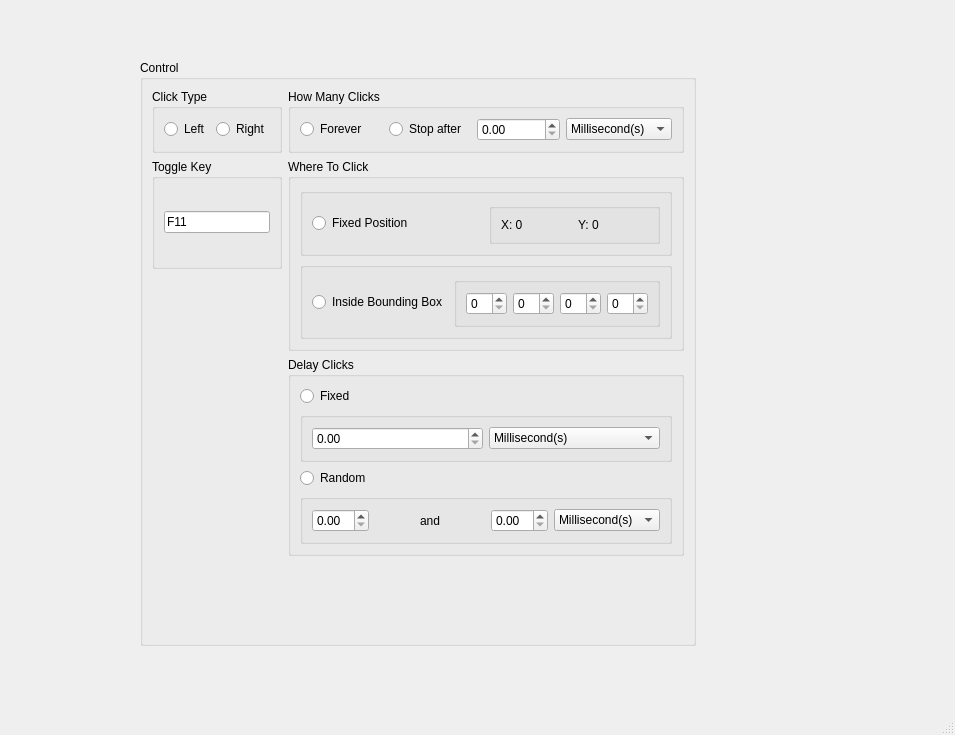
Before: the Qt Designer form mainwindow.ui in apesci1/auto-clicker, drawn with Qt 5.
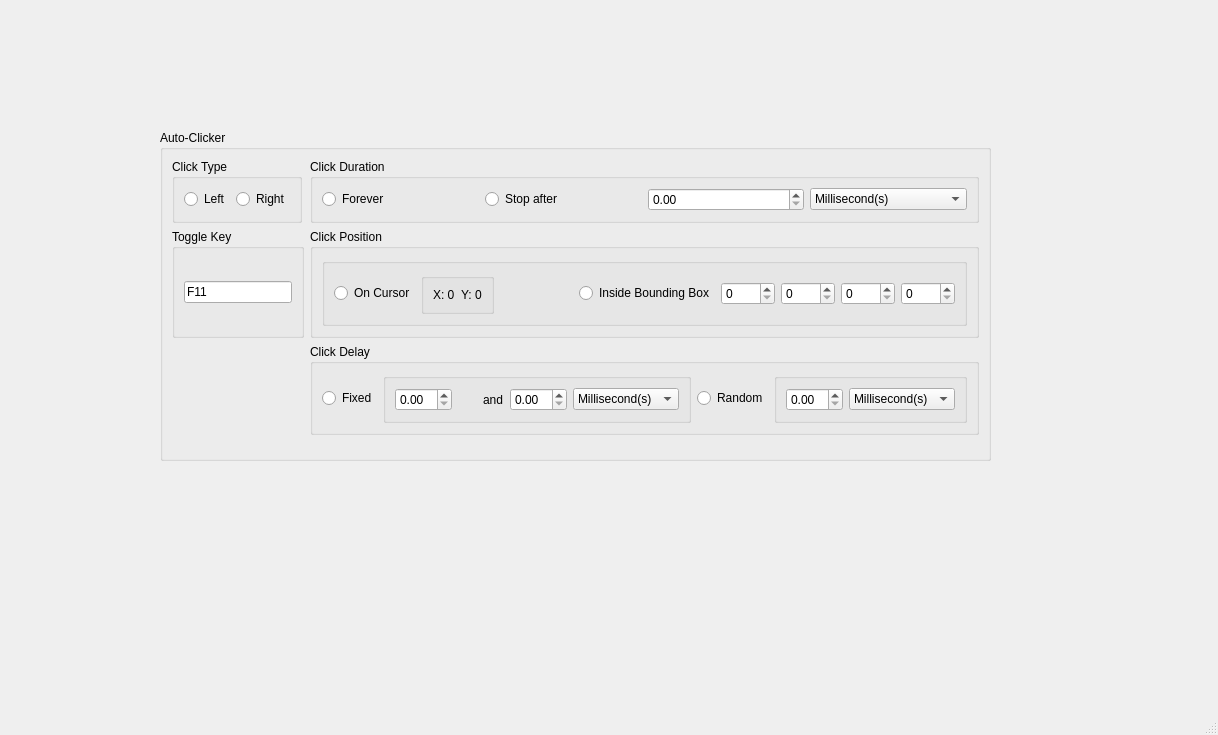
After: the same form once the commit is applied.

Commit message: feat: auto-clicker

The edit to the form file:
```diff
--- a/mainwindow.ui
+++ b/mainwindow.ui
@@ -6,7 +6,7 @@
    <rect>
     <x>0</x>
     <y>0</y>
-    <width>955</width>
+    <width>1218</width>
     <height>735</height>
    </rect>
   </property>
@@ -17,14 +17,14 @@
    <widget class="QGroupBox" name="ControlGroupBox">
     <property name="geometry">
      <rect>
-      <x>140</x>
-      <y>60</y>
-      <width>556</width>
-      <height>586</height>
+      <x>160</x>
+      <y>130</y>
+      <width>831</width>
+      <height>331</height>
      </rect>
     </property>
     <property name="title">
-     <string>Control</string>
+     <string>Auto-Clicker</string>
     </property>
     <layout class="QFormLayout" name="formLayout_2">
      <item row="0" column="0">
@@ -53,7 +53,7 @@
      <item row="0" column="1">
       <widget class="QGroupBox" name="clickControlGroupBox">
        <property name="title">
-        <string>How Many Clicks</string>
+        <string>Click Duration</string>
        </property>
        <layout class="QHBoxLayout" name="horizontalLayout_2">
         <item>
@@ -114,9 +114,9 @@
      <item row="2" column="1">
       <widget class="QGroupBox" name="delayGroupBox">
        <property name="title">
-        <string>Delay Clicks</string>
+        <string>Click Delay</string>
        </property>
-       <layout class="QVBoxLayout" name="verticalLayout">
+       <layout class="QHBoxLayout" name="horizontalLayout">
         <item>
          <widget class="QRadioButton" name="fixedDelayRadioButton">
           <property name="text">
@@ -124,44 +124,6 @@
           </property>
          </widget>
         </item>
-        <item>
-         <widget class="QGroupBox" name="groupBox_4">
-          <property name="title">
-           <string/>
-          </property>
-          <layout class="QHBoxLayout" name="horizontalLayout_6">
-           <item>
-            <widget class="QDoubleSpinBox" name="fixedDelayDoubleSpinBox"/>
-           </item>
-           <item>
-            <widget class="QComboBox" name="fixedDelayTimeComboBox">
-             <item>
-              <property name="text">
-               <string>Millisecond(s)</string>
-              </property>
-             </item>
-             <item>
-              <property name="text">
-               <string>Second(s)</string>
-              </property>
-             </item>
-             <item>
-              <property name="text">
-               <string>Minute(s)</string>
-              </property>
-             </item>
-            </widget>
-           </item>
-          </layout>
-         </widget>
-        </item>
-        <item>
-         <widget class="QRadioButton" name="randomDelayRadioButton">
-          <property name="text">
-           <string>Random</string>
-          </property>
-         </widget>
-        </item>
         <item>
          <widget class="QGroupBox" name="randomDelayGroup">
           <property name="title">
@@ -191,19 +153,6 @@
              </property>
             </widget>
            </item>
-           <item>
-            <spacer name="randomDelaySpacerHorizontal_rhs">
-             <property name="orientation">
-              <enum>Qt::Horizontal</enum>
-             </property>
-             <property name="sizeHint" stdset="0">
-              <size>
-               <width>40</width>
-               <height>20</height>
-              </size>
-             </property>
-            </spacer>
-           </item>
            <item>
             <widget class="QDoubleSpinBox" name="randomDelayEndDoubleSpinBox"/>
            </item>
@@ -229,13 +178,51 @@
           </layout>
          </widget>
         </item>
+        <item>
+         <widget class="QRadioButton" name="randomDelayRadioButton">
+          <property name="text">
+           <string>Random</string>
+          </property>
+         </widget>
+        </item>
+        <item>
+         <widget class="QGroupBox" name="fixedDelayGroup">
+          <property name="title">
+           <string/>
+          </property>
+          <layout class="QHBoxLayout" name="horizontalLayout_6">
+           <item>
+            <widget class="QDoubleSpinBox" name="fixedDelayDoubleSpinBox"/>
+           </item>
+           <item>
+            <widget class="QComboBox" name="fixedDelayTimeComboBox">
+             <item>
+              <property name="text">
+               <string>Millisecond(s)</string>
+              </property>
+             </item>
+             <item>
+              <property name="text">
+               <string>Second(s)</string>
+              </property>
+             </item>
+             <item>
+              <property name="text">
+               <string>Minute(s)</string>
+              </property>
+             </item>
+            </widget>
+           </item>
+          </layout>
+         </widget>
+        </item>
        </layout>
       </widget>
      </item>
      <item row="1" column="1">
       <widget class="QGroupBox" name="clickPositionGroupBox">
        <property name="title">
-        <string>Where To Click</string>
+        <string>Click Position</string>
        </property>
        <layout class="QVBoxLayout" name="verticalLayout_3">
         <item>
@@ -243,11 +230,11 @@
           <property name="title">
            <string/>
           </property>
-          <layout class="QHBoxLayout" name="horizontalLayout">
+          <layout class="QHBoxLayout" name="horizontalLayout_12">
            <item>
             <widget class="QRadioButton" name="fixedPositionRadioButton">
              <property name="text">
-              <string>Fixed Position</string>
+              <string>On Cursor</string>
              </property>
             </widget>
            </item>
@@ -274,15 +261,19 @@
              </layout>
             </widget>
            </item>
-          </layout>
-         </widget>
-        </item>
         <item>
-         <widget class="QGroupBox" name="dynamicPositionGroupBox">
-          <property name="title">
-           <string/>
-          </property>
-          <layout class="QHBoxLayout" name="horizontalLayout_7">
+            <spacer name="horizontalSpacer">
+             <property name="orientation">
+              <enum>Qt::Horizontal</enum>
+             </property>
+             <property name="sizeHint" stdset="0">
+              <size>
+               <width>40</width>
+               <height>20</height>
+              </size>
+             </property>
+            </spacer>
+           </item>
            <item>
             <widget class="QRadioButton" name="dynamicPositionRadioButton">
              <property name="text">
@@ -291,12 +282,6 @@
             </widget>
            </item>
            <item>
-            <widget class="QGroupBox" name="dyamicPositionCoordsGroupBox">
-             <property name="title">
-              <string/>
-             </property>
-             <layout class="QHBoxLayout" name="horizontalLayout_8">
-              <item>
                <widget class="QSpinBox" name="dyanmicPositionCoords_x1">
                 <property name="maximum">
                  <number>9999</number>
@@ -322,9 +307,6 @@
                 <property name="maximum">
                  <number>9999</number>
                 </property>
-               </widget>
-              </item>
-             </layout>
             </widget>
            </item>
           </layout>
```
Left out of the diff: 19 changed lines with no effect on the pictures. Lines whose indentation alone changed are shown as unchanged. The commit also changes 1 other file.
